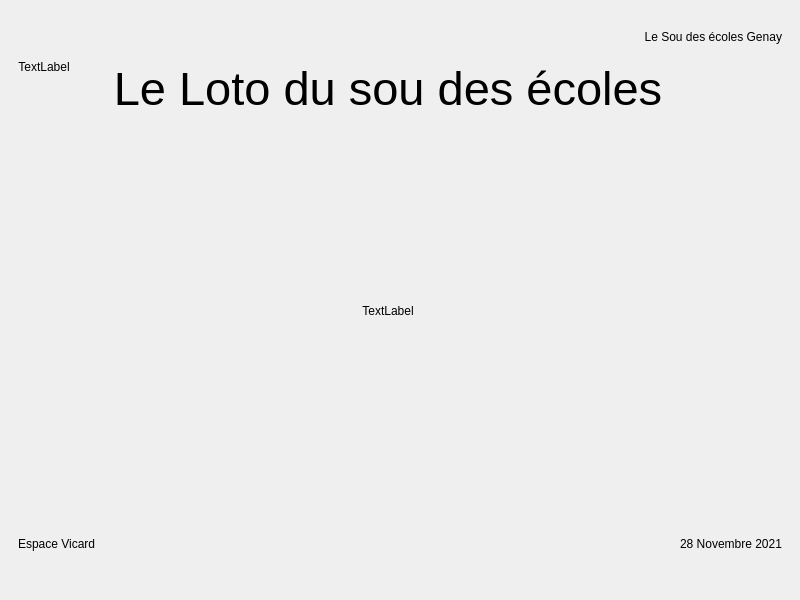
First picture: the form in sources/gui/ui/DisplayWindow.ui, repository Silmaen/EvenementLoto, before the edit.
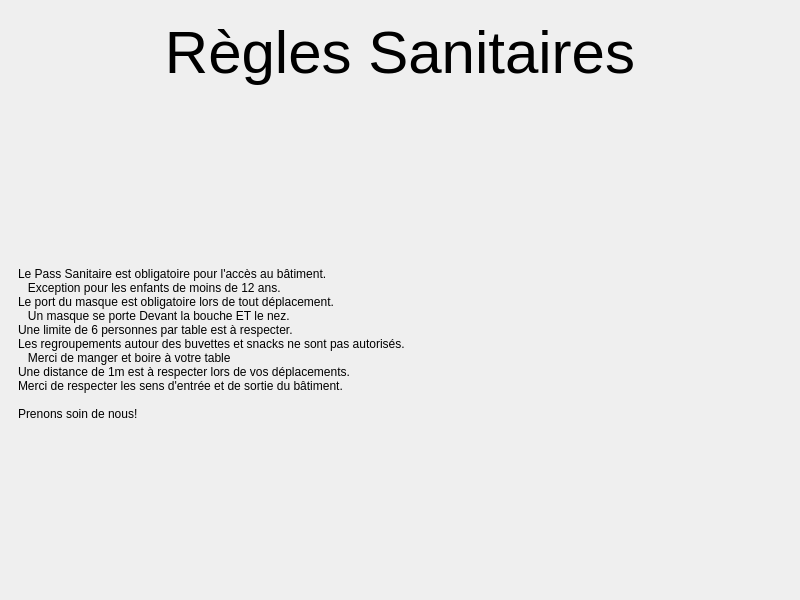
Second picture: the form after the edit.

Commit message: Ajout de la numéroation des partie et des consignes sanitaires

The edit to the form file:
```diff
--- a/sources/gui/ui/DisplayWindow.ui
+++ b/sources/gui/ui/DisplayWindow.ui
@@ -27,7 +27,7 @@
     <item row="2" column="0">
      <widget class="QStackedWidget" name="PageManager">
       <property name="currentIndex">
-       <number>0</number>
+       <number>7</number>
       </property>
       <widget class="QWidget" name="pageEventTitle">
        <layout class="QGridLayout" name="gridLayout_2">
@@ -1283,6 +1283,137 @@
         </item>
        </layout>
       </widget>
+      <widget class="QWidget" name="pageSanityRules">
+       <layout class="QGridLayout" name="gridLayout_15">
+        <item row="0" column="0" rowspan="2">
+         <widget class="QLabel" name="SR_LogoA">
+          <property name="sizePolicy">
+           <sizepolicy hsizetype="Preferred" vsizetype="Preferred">
+            <horstretch>1</horstretch>
+            <verstretch>1</verstretch>
+           </sizepolicy>
+          </property>
+          <property name="text">
+           <string>&lt;logo&gt;</string>
+          </property>
+          <property name="scaledContents">
+           <bool>false</bool>
+          </property>
+         </widget>
+        </item>
+        <item row="0" column="1">
+         <widget class="QLabel" name="SR_Title">
+          <property name="sizePolicy">
+           <sizepolicy hsizetype="Preferred" vsizetype="Preferred">
+            <horstretch>5</horstretch>
+            <verstretch>0</verstretch>
+           </sizepolicy>
+          </property>
+          <property name="font">
+           <font>
+            <pointsize>45</pointsize>
+            <kerning>false</kerning>
+           </font>
+          </property>
+          <property name="text">
+           <string>Règles Sanitaires</string>
+          </property>
+          <property name="scaledContents">
+           <bool>true</bool>
+          </property>
+          <property name="alignment">
+           <set>Qt::AlignCenter</set>
+          </property>
+          <property name="wordWrap">
+           <bool>true</bool>
+          </property>
+          <property name="textInteractionFlags">
+           <set>Qt::NoTextInteraction</set>
+          </property>
+         </widget>
+        </item>
+        <item row="0" column="2" rowspan="2">
+         <widget class="QLabel" name="SR_LogoB">
+          <property name="sizePolicy">
+           <sizepolicy hsizetype="Preferred" vsizetype="Preferred">
+            <horstretch>1</horstretch>
+            <verstretch>1</verstretch>
+           </sizepolicy>
+          </property>
+          <property name="text">
+           <string>&lt;logo&gt;</string>
+          </property>
+          <property name="scaledContents">
+           <bool>false</bool>
+          </property>
+          <property name="alignment">
+           <set>Qt::AlignRight|Qt::AlignTrailing|Qt::AlignVCenter</set>
+          </property>
+         </widget>
+        </item>
+        <item row="1" column="1">
+         <spacer name="verticalSpacer_14">
+          <property name="orientation">
+           <enum>Qt::Vertical</enum>
+          </property>
+          <property name="sizeHint" stdset="0">
+           <size>
+            <width>0</width>
+            <height>19</height>
+           </size>
+          </property>
+         </spacer>
+        </item>
+        <item row="2" column="0" colspan="3">
+         <widget class="QLabel" name="SR_Rules">
+          <property name="sizePolicy">
+           <sizepolicy hsizetype="Preferred" vsizetype="Preferred">
+            <horstretch>1</horstretch>
+            <verstretch>20</verstretch>
+           </sizepolicy>
+          </property>
+          <property name="text">
+           <string>Le Pass Sanitaire est obligatoire pour l'accès au bâtiment.
+   Exception pour les enfants de moins de 12 ans.
+Le port du masque est obligatoire lors de tout déplacement.
+   Un masque se porte Devant la bouche ET le nez.
+Une limite de 6 personnes par table est à respecter.
+Les regroupements autour des buvettes et snacks ne sont pas autorisés.
+   Merci de manger et boire à votre table
+Une distance de 1m est à respecter lors de vos déplacements.
+Merci de respecter les sens d'entrée et de sortie du bâtiment.
+
+Prenons soin de nous!</string>
+          </property>
+          <property name="scaledContents">
+           <bool>true</bool>
+          </property>
+          <property name="alignment">
+           <set>Qt::AlignLeading|Qt::AlignLeft|Qt::AlignVCenter</set>
+          </property>
+          <property name="wordWrap">
+           <bool>true</bool>
+          </property>
+          <property name="textInteractionFlags">
+           <set>Qt::NoTextInteraction</set>
+          </property>
+         </widget>
+        </item>
+        <item row="3" column="0">
+         <spacer name="verticalSpacer_15">
+          <property name="orientation">
+           <enum>Qt::Vertical</enum>
+          </property>
+          <property name="sizeHint" stdset="0">
+           <size>
+            <width>0</width>
+            <height>10</height>
+           </size>
+          </property>
+         </spacer>
+        </item>
+       </layout>
+      </widget>
      </widget>
     </item>
    </layout>
```
The commit also changes 27 other files.
